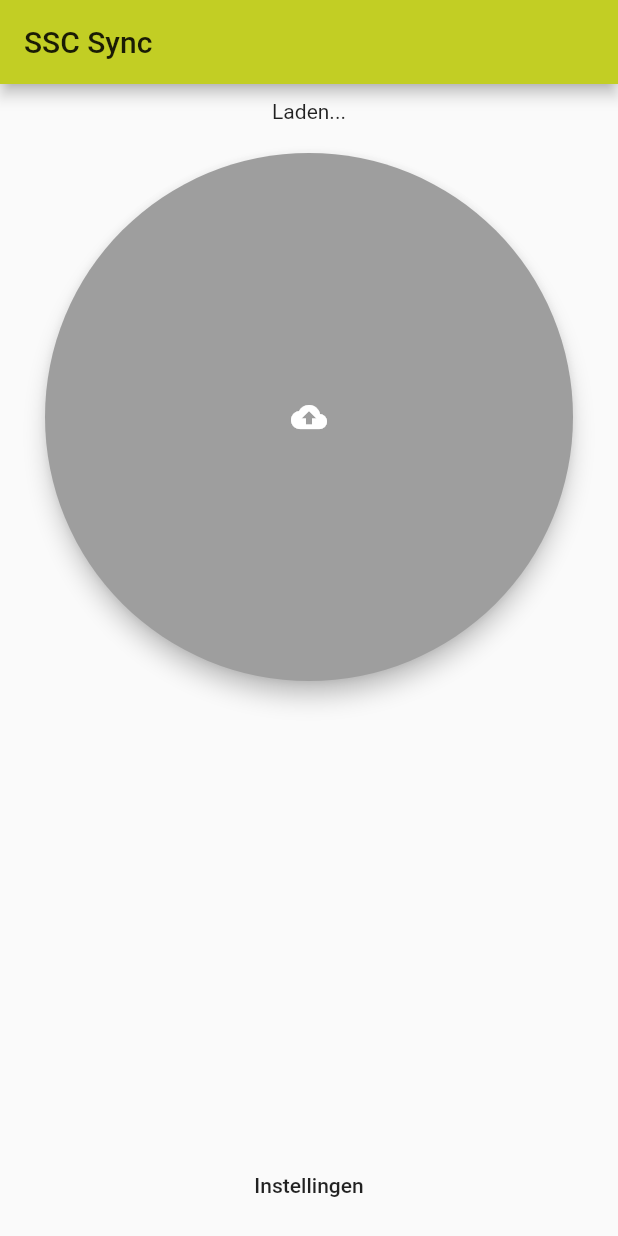
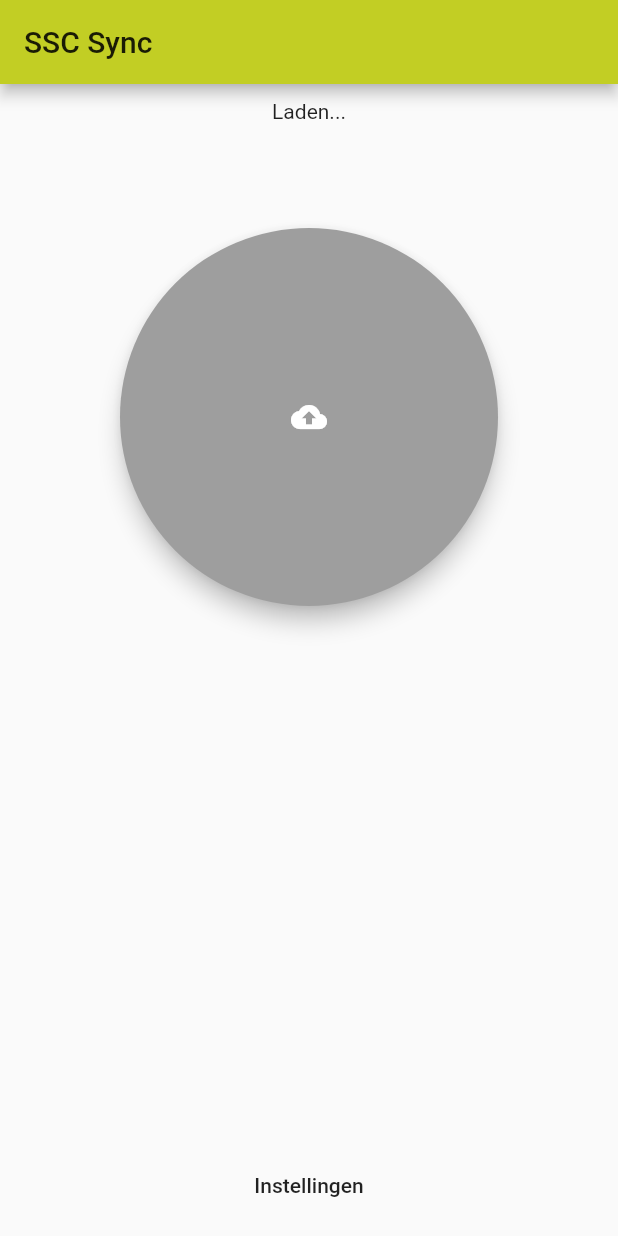
Before and after one commit to CoenB95/SSC-Sync, a Flutter app: the screen it shows after launch, on a phone screen of 412 x 824 dp. Run offline on Flutter 3.47's test engine with Material 2 defaults, Android fonts, the light colour scheme and no system bars; our stand-ins replace file_picker, shared_preferences; statements that could not run were skipped.

Commit message:
Shrink large button a bit more.

```diff
--- a/lib/main.dart
+++ b/lib/main.dart
@@ -60,14 +60,19 @@ class _MyHomePageState extends State<MyHomePage> {
             mainAxisAlignment: MainAxisAlignment.center,
             children: <Widget>[
               Text(_client.isAuthenticated
-                  ? filesOk ? 'Gereed voor uploaden' : 'Bestandslocaties niet ingesteld'
+                  ? filesOk
+                  ? 'Gereed voor uploaden'
+                  : 'Bestandslocaties niet ingesteld'
                   : 'Laden...'),
               Expanded(
                 child: Center(
-                  child: FileUploadStatusWidget(_client, localDirectoryPath,
-                    remoteDirectoryPath,
-                    removeLocalFiles: shouldDeleteFiles,
-                  enabled: _client.isAuthenticated && filesOk,
+                  child: Padding(
+                    padding: EdgeInsets.all(50),
+                    child: FileUploadStatusWidget(_client, localDirectoryPath,
+                      remoteDirectoryPath,
+                      removeLocalFiles: shouldDeleteFiles,
+                      enabled: _client.isAuthenticated && filesOk,
+                    ),
                   ),
                 ),
               ),
@@ -79,12 +84,6 @@ class _MyHomePageState extends State<MyHomePage> {
           ),
         ),
       ),
-      /*floatingActionButton: FloatingActionButton(
-        heroTag: 'browserFab',
-        onPressed: _client.isAuthenticated ? _toFileBrowser : null,
-        tooltip: 'Increment',
-        child: Icon(Icons.add),
-      ),*/
     );
   }
 
```
